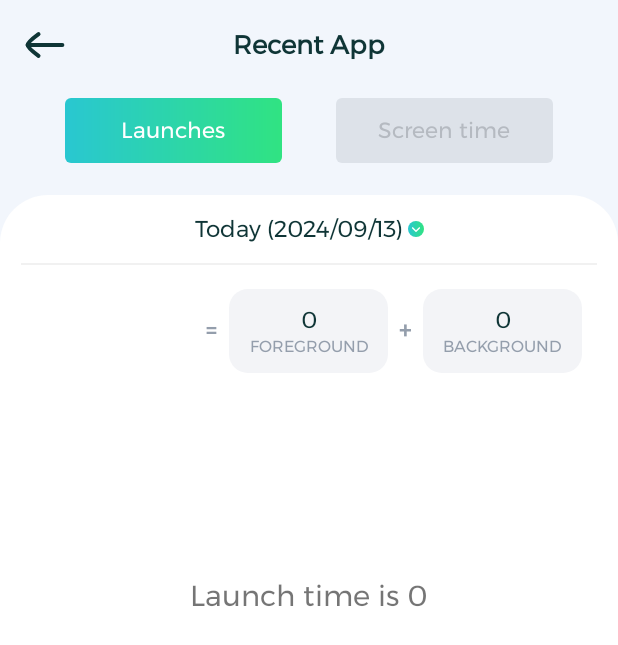
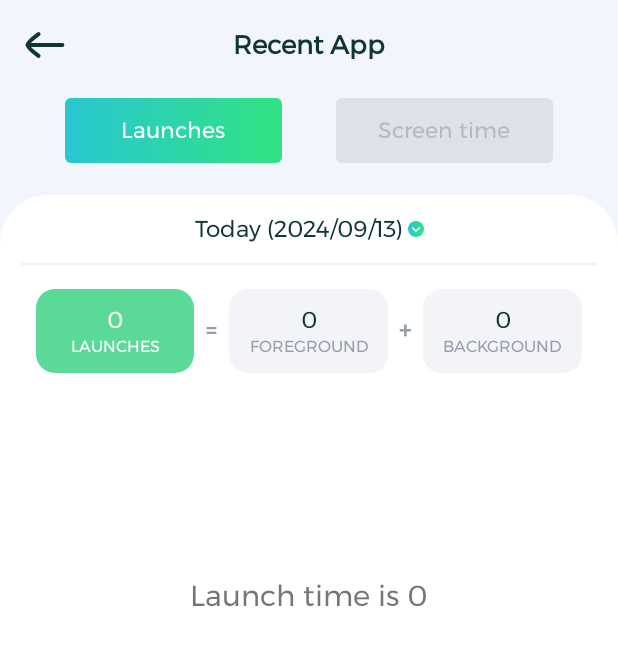
Before and after one commit to Dale-jiang/OneClean, an Android app: the AppLaunchesFragment screen opened directly, with no data from a screen before it, on a phone screen of 412 x 824 dp. Shown: the top 645 px of the screen. Run offline under Robolectric (Android 15) with nearby library versions, the phone set to English and light mode, and no system bars; our stand-ins replace AdMob; pictures from the network do not load.

Commit message:
recent ui

```diff
--- a/app/src/main/res/drawable/selector_recent_app_launches_btn.xml
+++ b/app/src/main/res/drawable/selector_recent_app_launches_btn.xml
@@ -3,6 +3,7 @@
     <item android:state_selected="true">
         <shape android:shape="rectangle">
             <corners android:radius="12dp" />
+            <solid android:color="#5BD999" />
         </shape>
     </item>
     <item android:state_selected="false">
```
